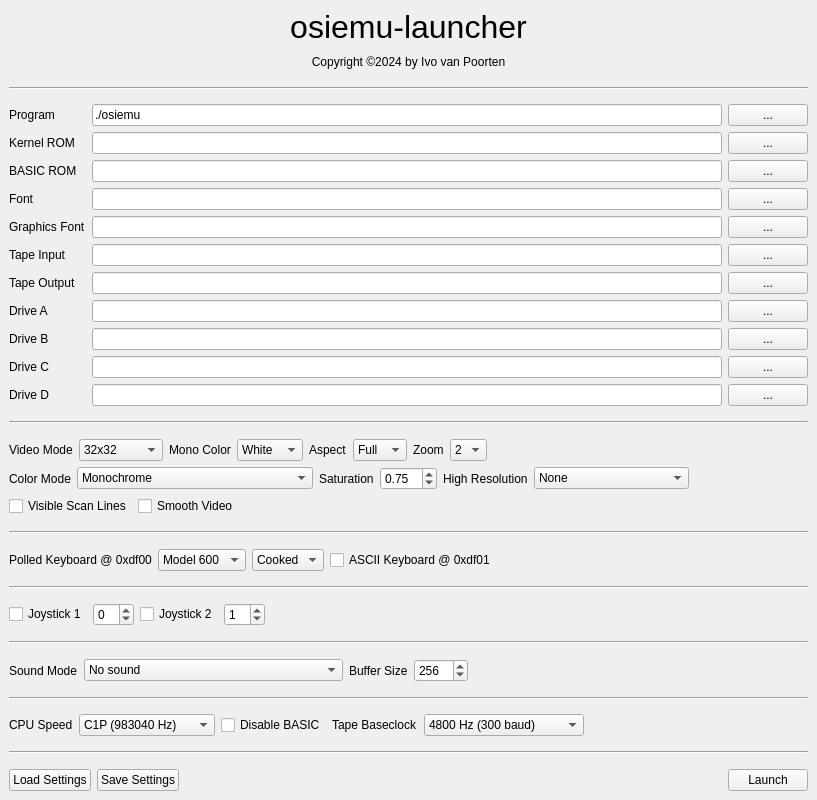
Qt form launcher/src/mainwindow.ui (ivop/osiemu) before a commit.
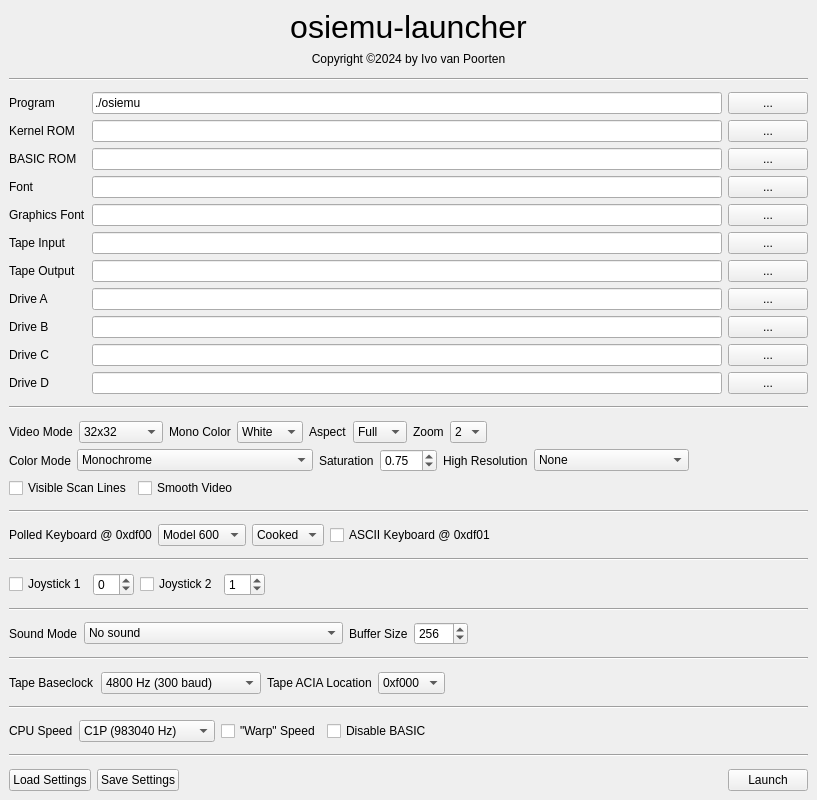
The same form after that commit.

Commit message: All command line options, except those that specify files.

```diff
--- a/launcher/src/mainwindow.ui
+++ b/launcher/src/mainwindow.ui
@@ -808,6 +808,103 @@
         </property>
        </widget>
       </item>
+      <item>
+       <layout class="QHBoxLayout" name="horizontalLayout_2">
+        <item>
+         <widget class="QLabel" name="label_26">
+          <property name="text">
+           <string>Tape Baseclock</string>
+          </property>
+         </widget>
+        </item>
+        <item>
+         <widget class="QComboBox" name="combo_tape_baseclock">
+          <item>
+           <property name="text">
+            <string>4800 Hz (300 baud)</string>
+           </property>
+          </item>
+          <item>
+           <property name="text">
+            <string>9600 Hz (600 baud)</string>
+           </property>
+          </item>
+          <item>
+           <property name="text">
+            <string>19200 Hz (1200 baud)</string>
+           </property>
+          </item>
+          <item>
+           <property name="text">
+            <string>38400 Hz (2400 baud)</string>
+           </property>
+          </item>
+          <item>
+           <property name="text">
+            <string>76800 Hz (4800 baud)</string>
+           </property>
+          </item>
+          <item>
+           <property name="text">
+            <string>153600 Hz (9600 baud)</string>
+           </property>
+          </item>
+         </widget>
+        </item>
+        <item>
+         <widget class="QLabel" name="label_33">
+          <property name="text">
+           <string>Tape ACIA Location</string>
+          </property>
+         </widget>
+        </item>
+        <item>
+         <widget class="QComboBox" name="combo_tape_location">
+          <item>
+           <property name="text">
+            <string>0xf000</string>
+           </property>
+          </item>
+          <item>
+           <property name="text">
+            <string>0xfc00</string>
+           </property>
+          </item>
+         </widget>
+        </item>
+        <item>
+         <spacer name="horizontalSpacer_9">
+          <property name="orientation">
+           <enum>Qt::Horizontal</enum>
+          </property>
+          <property name="sizeHint" stdset="0">
+           <size>
+            <width>40</width>
+            <height>20</height>
+           </size>
+          </property>
+         </spacer>
+        </item>
+       </layout>
+      </item>
+      <item>
+       <widget class="QLabel" name="label_32">
+        <property name="font">
+         <font>
+          <pointsize>2</pointsize>
+         </font>
+        </property>
+        <property name="frameShape">
+         <enum>QFrame::HLine</enum>
+        </property>
+        <property name="frameShadow">
+         <enum>QFrame::Sunken</enum>
+        </property>
+        <property name="text">
+         <string/>
+        </property>
+       </widget>
+      </item>
       <item>
        <layout class="QHBoxLayout" name="horizontalLayout_9">
         <item>
@@ -846,6 +943,13 @@
           </item>
          </widget>
         </item>
+        <item>
+         <widget class="QCheckBox" name="check_warp_speed">
+          <property name="text">
+           <string>&quot;Warp&quot; Speed</string>
+          </property>
+         </widget>
+        </item>
         <item>
          <widget class="QCheckBox" name="check_disable_basic">
           <property name="text">
@@ -853,47 +957,6 @@
           </property>
          </widget>
         </item>
-        <item>
-         <widget class="QLabel" name="label_26">
-          <property name="text">
-           <string>Tape Baseclock</string>
-          </property>
-         </widget>
-        </item>
-        <item>
-         <widget class="QComboBox" name="comboBox">
-          <item>
-           <property name="text">
-            <string>4800 Hz (300 baud)</string>
-           </property>
-          </item>
-          <item>
-           <property name="text">
-            <string>9600 Hz (600 baud)</string>
-           </property>
-          </item>
-          <item>
-           <property name="text">
-            <string>19200 Hz (1200 baud)</string>
-           </property>
-          </item>
-          <item>
-           <property name="text">
-            <string>38400 Hz (2400 baud)</string>
-           </property>
-          </item>
-          <item>
-           <property name="text">
-            <string>76800 Hz (4800 baud)</string>
-           </property>
-          </item>
-          <item>
-           <property name="text">
-            <string>153600 Hz (9600 baud)</string>
-           </property>
-          </item>
-         </widget>
-        </item>
         <item>
          <spacer name="horizontalSpacer_8">
           <property name="orientation">
```
The commit also changes 1 other file.
